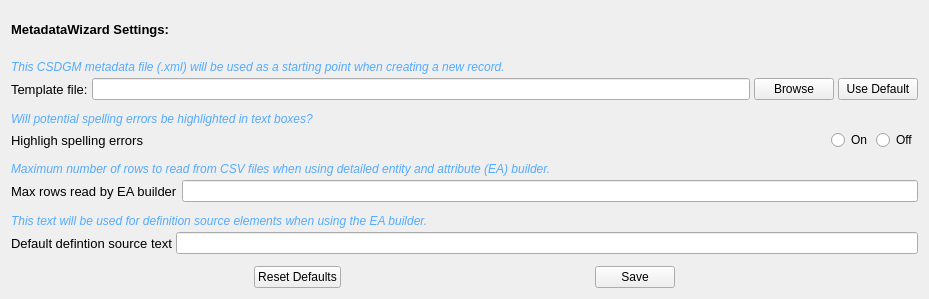
Above: pymdwizard/gui/ui_files/settings.ui from DOI-USGS/fort-pymdwizard before the change. Below: the same form after it.
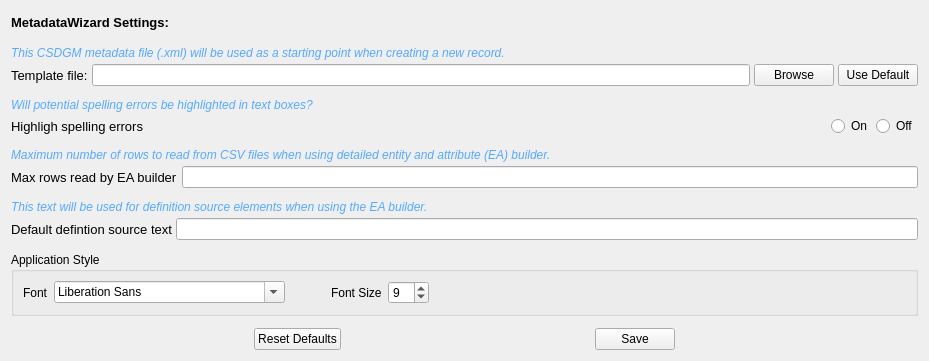
That is the form after the change.

Commit message: Add application font elements to settings form

```diff
--- a/pymdwizard/gui/ui_files/settings.ui
+++ b/pymdwizard/gui/ui_files/settings.ui
@@ -7,7 +7,7 @@
     <x>0</x>
     <y>0</y>
     <width>929</width>
-    <height>299</height>
+    <height>361</height>
    </rect>
   </property>
   <property name="windowTitle">
@@ -401,6 +401,84 @@
      </item>
     </layout>
    </item>
+   <item>
+    <widget class="QGroupBox" name="groupBox">
+     <property name="title">
+      <string>Application Style</string>
+     </property>
+     <layout class="QVBoxLayout" name="verticalLayout_6">
+      <item>
+       <layout class="QHBoxLayout" name="horizontalLayout_6">
+        <item>
+         <widget class="QLabel" name="label_11">
+          <property name="text">
+           <string>Font</string>
+          </property>
+         </widget>
+        </item>
+        <item>
+         <widget class="QFontComboBox" name="font">
+          <property name="currentFont">
+           <font>
+            <family>Arial</family>
+           </font>
+          </property>
+         </widget>
+        </item>
+        <item>
+         <spacer name="horizontalSpacer_6">
+          <property name="orientation">
+           <enum>Qt::Horizontal</enum>
+          </property>
+          <property name="sizeType">
+           <enum>QSizePolicy::Fixed</enum>
+          </property>
+          <property name="sizeHint" stdset="0">
+           <size>
+            <width>40</width>
+            <height>20</height>
+           </size>
+          </property>
+         </spacer>
+        </item>
+        <item>
+         <widget class="QLabel" name="label_10">
+          <property name="text">
+           <string>Font Size</string>
+          </property>
+         </widget>
+        </item>
+        <item>
+         <widget class="QSpinBox" name="font_size">
+          <property name="minimum">
+           <number>7</number>
+          </property>
+          <property name="maximum">
+           <number>25</number>
+          </property>
+          <property name="value">
+           <number>9</number>
+          </property>
+         </widget>
+        </item>
+        <item>
+         <spacer name="horizontalSpacer_5">
+          <property name="orientation">
+           <enum>Qt::Horizontal</enum>
+          </property>
+          <property name="sizeHint" stdset="0">
+           <size>
+            <width>40</width>
+            <height>20</height>
+           </size>
+          </property>
+         </spacer>
+        </item>
+       </layout>
+      </item>
+     </layout>
+    </widget>
+   </item>
    <item>
     <layout class="QHBoxLayout" name="horizontalLayout_5">
      <item>
```
The commit also changes 3 other files.
